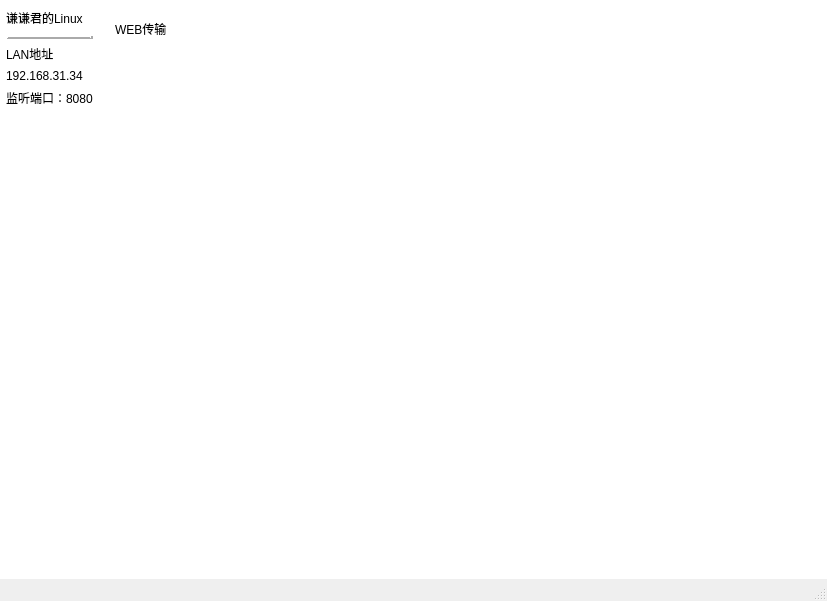
Old version of the form mainui.ui in the repository qianqianjun/QinLinTransfer.
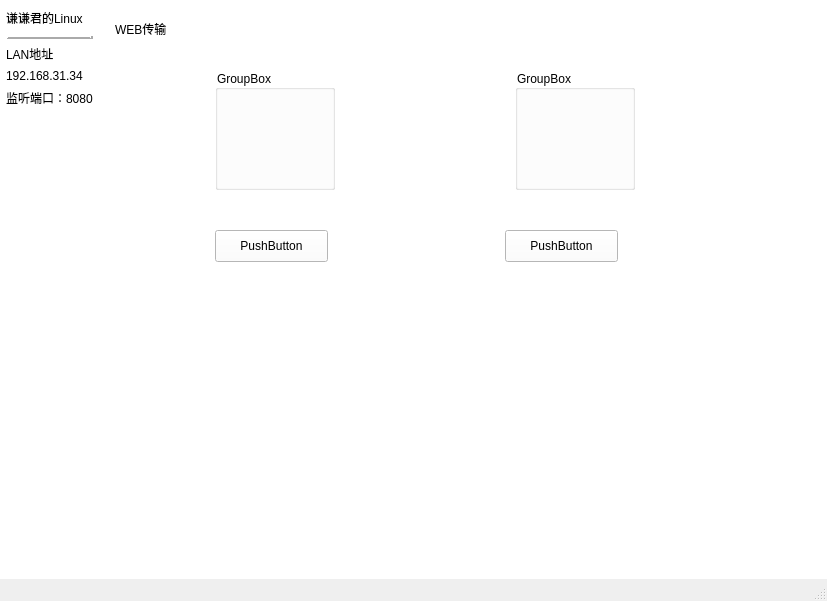
New version of the form. The open tabs and pages were chosen to show the change.

The edit to the form file:
```diff
--- a/mainui.ui
+++ b/mainui.ui
@@ -327,6 +327,58 @@
          <string>WEB传输</string>
         </property>
        </widget>
+       <widget class="QGroupBox" name="send">
+        <property name="geometry">
+         <rect>
+          <x>110</x>
+          <y>70</y>
+          <width>120</width>
+          <height>120</height>
+         </rect>
+        </property>
+        <property name="title">
+         <string>GroupBox</string>
+        </property>
+       </widget>
+       <widget class="QGroupBox" name="groupBox_2">
+        <property name="geometry">
+         <rect>
+          <x>410</x>
+          <y>70</y>
+          <width>120</width>
+          <height>120</height>
+         </rect>
+        </property>
+        <property name="title">
+         <string>GroupBox</string>
+        </property>
+       </widget>
+       <widget class="QPushButton" name="sendbtn">
+        <property name="geometry">
+         <rect>
+          <x>110</x>
+          <y>230</y>
+          <width>113</width>
+          <height>32</height>
+         </rect>
+        </property>
+        <property name="text">
+         <string>PushButton</string>
+        </property>
+       </widget>
+       <widget class="QPushButton" name="sendbtn_2">
+        <property name="geometry">
+         <rect>
+          <x>400</x>
+          <y>230</y>
+          <width>113</width>
+          <height>32</height>
+         </rect>
+        </property>
+        <property name="text">
+         <string>PushButton</string>
+        </property>
+       </widget>
       </widget>
       <widget class="QWidget" name="setting">
        <widget class="QLabel" name="label_3">
```
Left out of the diff: 8 changed lines with no effect on the pictures.
